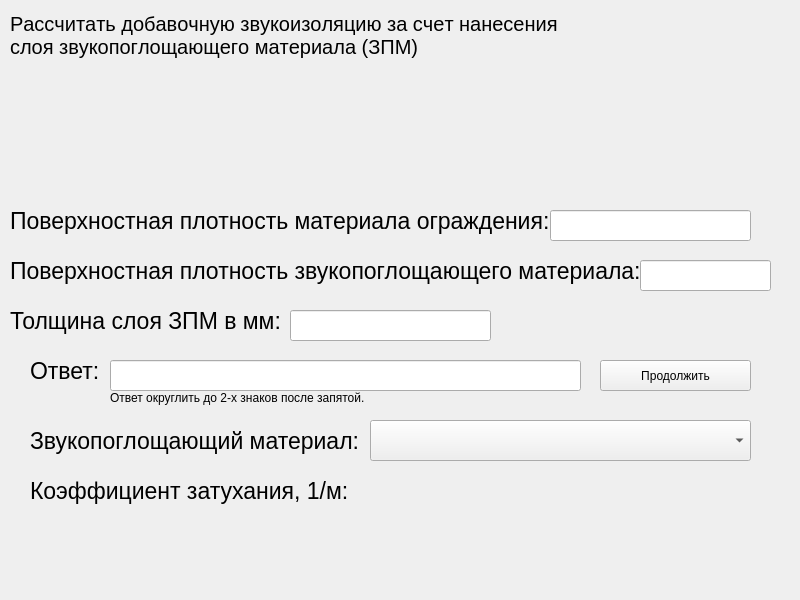
Old version of the form ui/SecondTask/secondSlide.ui in the repository goldduck11/Ecology.
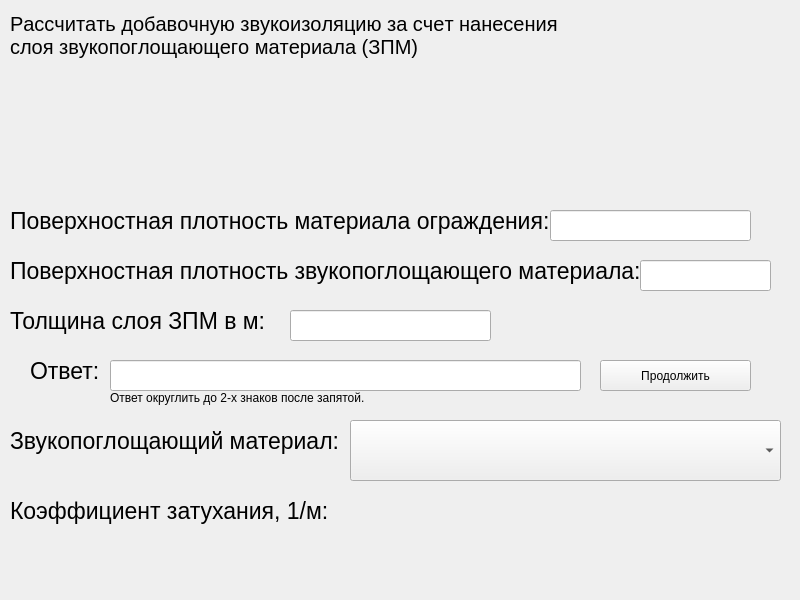
New version of the form. Icons and pictures are not drawn.

```diff
--- a/ui/SecondTask/secondSlide.ui
+++ b/ui/SecondTask/secondSlide.ui
@@ -91,7 +91,7 @@
      </font>
     </property>
     <property name="text">
-     <string>Толщина слоя ЗПМ в мм:</string>
+     <string>Толщина слоя ЗПМ в м:</string>
     </property>
    </widget>
    <widget class="QLineEdit" name="lineEdit_2">
@@ -112,10 +112,10 @@
    <widget class="QComboBox" name="comboBox_2">
     <property name="geometry">
      <rect>
-      <x>370</x>
+      <x>350</x>
       <y>420</y>
-      <width>381</width>
-      <height>41</height>
+      <width>431</width>
+      <height>61</height>
      </rect>
     </property>
     <property name="font">
@@ -163,8 +163,8 @@
    <widget class="QLabel" name="label_5">
     <property name="geometry">
      <rect>
-      <x>30</x>
-      <y>470</y>
+      <x>10</x>
+      <y>490</y>
       <width>321</width>
       <height>41</height>
      </rect>
@@ -181,7 +181,7 @@
    <widget class="QLabel" name="label_6">
     <property name="geometry">
      <rect>
-      <x>30</x>
+      <x>10</x>
       <y>420</y>
       <width>341</width>
       <height>41</height>
@@ -199,8 +199,8 @@
    <widget class="QLabel" name="label_7">
     <property name="geometry">
      <rect>
-      <x>340</x>
-      <y>480</y>
+      <x>320</x>
+      <y>500</y>
       <width>71</width>
       <height>31</height>
      </rect>
```
Left out of the diff: 12 changed lines with no effect on the pictures.
